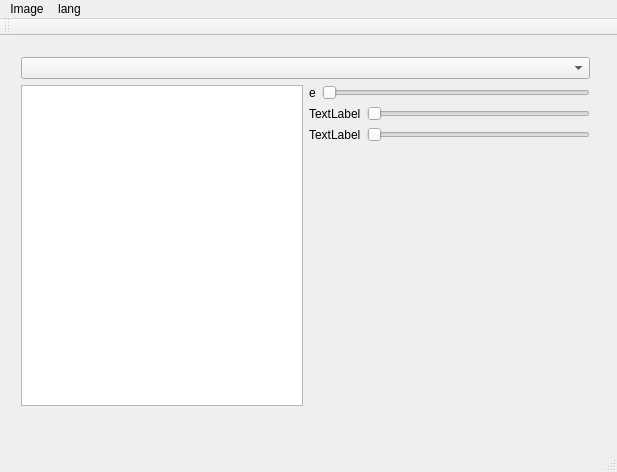
Before: the Qt Designer form Viewer.ui in dmitrj-pro/3DViewer, drawn with Qt 5.
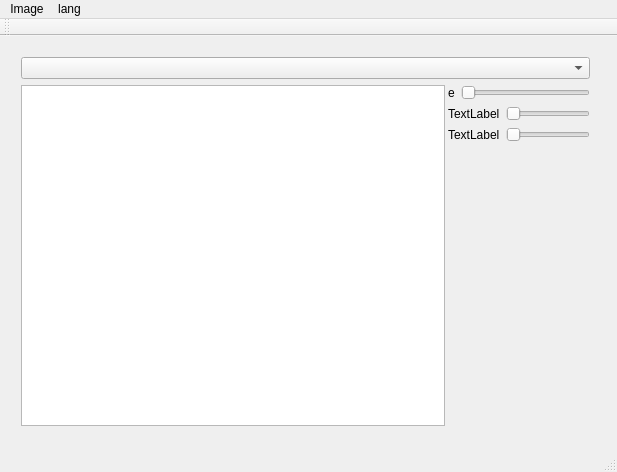
After: the same form once the commit is applied.

The edit to the form file:
```diff
--- a/Viewer.ui
+++ b/Viewer.ui
@@ -28,29 +28,22 @@
       <widget class="QComboBox" name="element"/>
      </item>
      <item>
-      <layout class="QHBoxLayout" name="horizontalLayout">
+      <layout class="QHBoxLayout" name="horizontalLayout" stretch="30,0">
+       <property name="spacing">
+        <number>3</number>
+       </property>
        <item>
         <layout class="QVBoxLayout" name="verticalLayout_3">
+         <property name="sizeConstraint">
+          <enum>QLayout::SetMaximumSize</enum>
+         </property>
          <item>
           <widget class="QGraphicsView" name="image"/>
          </item>
-         <item>
-          <spacer name="horizontalSpacer">
-           <property name="orientation">
-            <enum>Qt::Horizontal</enum>
-           </property>
-           <property name="sizeHint" stdset="0">
-            <size>
-             <width>40</width>
-             <height>20</height>
-            </size>
-           </property>
-          </spacer>
-         </item>
         </layout>
        </item>
        <item>
-        <layout class="QVBoxLayout" name="verticalLayout_2">
+        <layout class="QVBoxLayout" name="verticalLayout_2" stretch="0,0,0,0">
          <property name="sizeConstraint">
           <enum>QLayout::SetMinimumSize</enum>
          </property>
@@ -122,6 +115,9 @@
            <property name="orientation">
             <enum>Qt::Vertical</enum>
            </property>
+           <property name="sizeType">
+            <enum>QSizePolicy::Expanding</enum>
+           </property>
            <property name="sizeHint" stdset="0">
             <size>
              <width>20</width>
```
